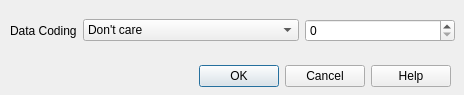
First picture: the form in src/cdlgselectdatacoding.ui, repository grodansparadis/vscp-works-qt, before the edit.
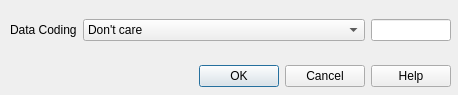
Second picture: the form after the edit.

Commit message: Added data constraints for filter

Patch:
```diff
--- a/src/cdlgselectdatacoding.ui
+++ b/src/cdlgselectdatacoding.ui
@@ -6,7 +6,7 @@
    <rect>
     <x>0</x>
     <y>0</y>
-    <width>464</width>
+    <width>458</width>
     <height>95</height>
    </rect>
   </property>
@@ -34,7 +34,7 @@
     <rect>
      <x>10</x>
      <y>10</y>
-     <width>445</width>
+     <width>441</width>
      <height>41</height>
     </rect>
    </property>
@@ -55,6 +55,22 @@
       </property>
      </widget>
     </item>
+    <item row="0" column="2">
+     <widget class="QLineEdit" name="editDataCoding">
+      <property name="sizePolicy">
+       <sizepolicy hsizetype="Fixed" vsizetype="Fixed">
+        <horstretch>0</horstretch>
+        <verstretch>0</verstretch>
+       </sizepolicy>
+      </property>
+      <property name="maximumSize">
+       <size>
+        <width>80</width>
+        <height>16777215</height>
+       </size>
+      </property>
+     </widget>
+    </item>
     <item row="0" column="1">
      <widget class="QComboBox" name="comboCompareDataCoding">
       <item>
@@ -92,25 +108,16 @@
         <string>Less than or equal to</string>
        </property>
       </item>
-     </widget>
-    </item>
-    <item row="0" column="2">
-     <widget class="QSpinBox" name="spinBoxBoxDataCoding">
-      <property name="sizePolicy">
-       <sizepolicy hsizetype="Fixed" vsizetype="Fixed">
-        <horstretch>0</horstretch>
-        <verstretch>0</verstretch>
-       </sizepolicy>
-      </property>
-      <property name="minimumSize">
-       <size>
-        <width>150</width>
-        <height>0</height>
-       </size>
-      </property>
-      <property name="maximum">
-       <number>7</number>
-      </property>
+      <item>
+       <property name="text">
+        <string>Greater than</string>
+       </property>
+      </item>
+      <item>
+       <property name="text">
+        <string>Greater than or equal to</string>
+       </property>
+      </item>
      </widget>
     </item>
    </layout>
```
Left out of the diff: 10 changed lines with no effect on the pictures. The commit also changes 29 other files.
